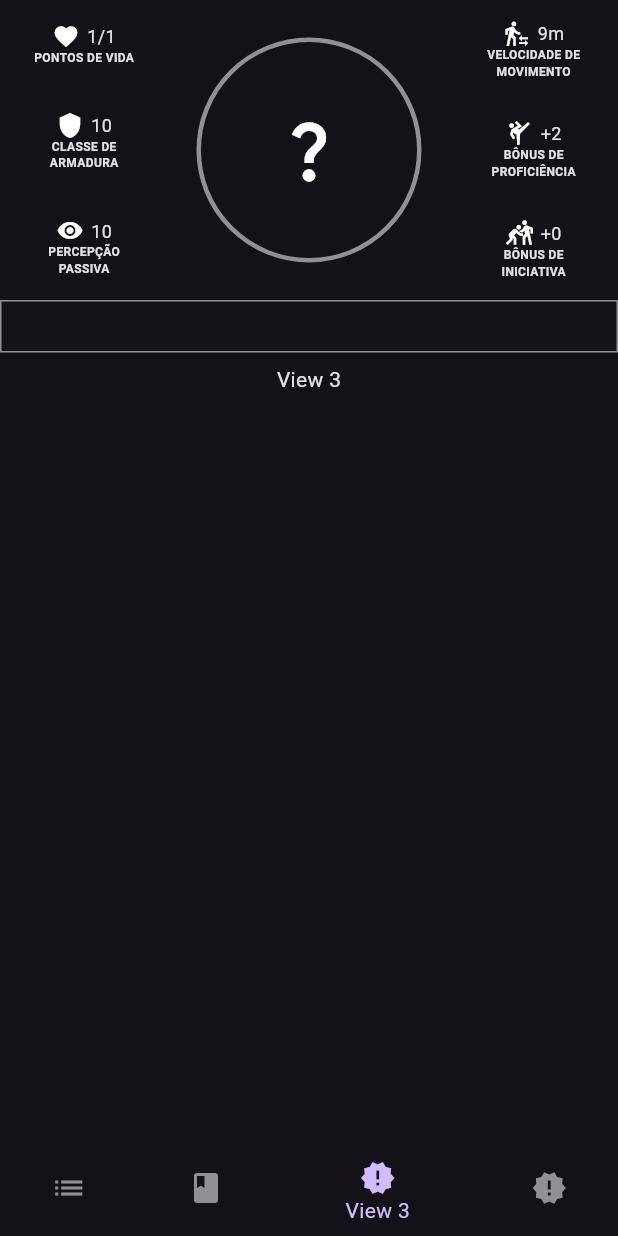
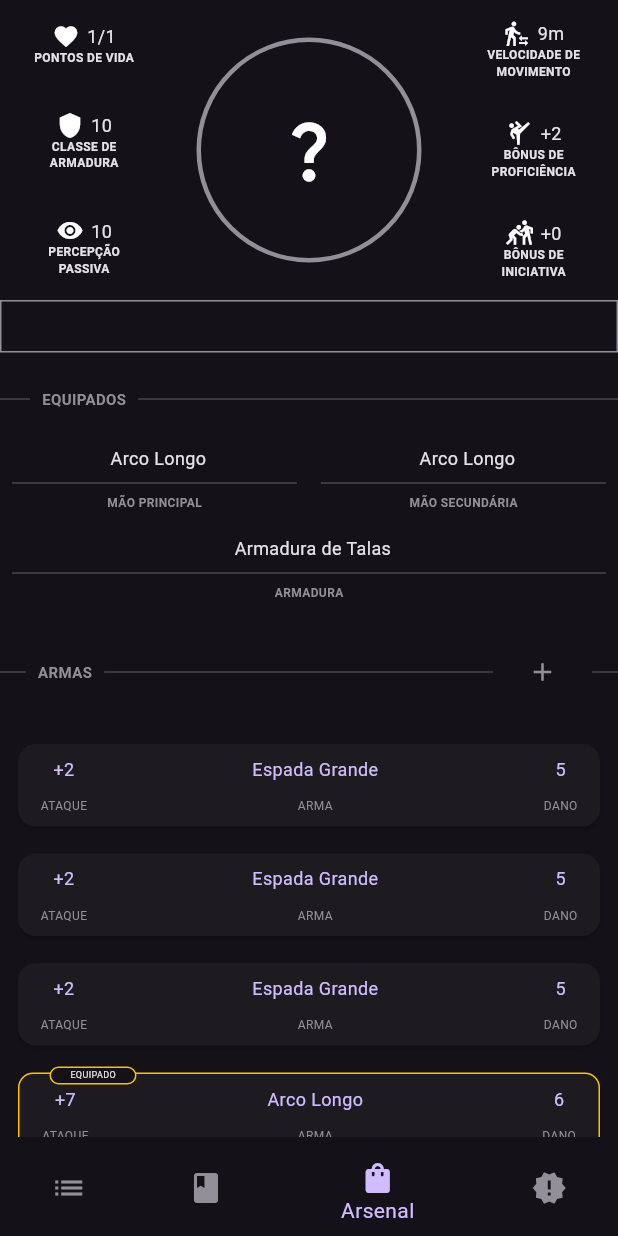
Before and after one commit to SirGanB/keepershield_rpg, a Flutter app: the CharacterPage screen opened directly with empty values, item 3 of the bottom bar chosen, on a phone screen of 412 x 824 dp. Run offline on Flutter 3.47's test engine with Material 3 defaults, Android fonts, the phone set to English and light mode, and no system bars; our stand-ins replace cloud_firestore, firebase_auth, firebase_core; accounts and stored records are empty.

Commit message:
version: a17

```diff
--- a/lib/app/components/character_sheet/saving_throw_wdgt.dart
+++ b/lib/app/components/character_sheet/label_saving_throw_wdgt.dart
@@ -2,13 +2,13 @@ import 'package:flutter/material.dart';
 import 'package:keepershield_rpg/models/definitions.dart';
 
 class LabelSavingThrowWdgt extends StatelessWidget {
+  final ProficiencyType proficiency;
   final String title;
-  final ProficiencyType proficiency;
   final int value;
 
   LabelSavingThrowWdgt({
+    required this.proficiency,
     required this.title,
-    required this.proficiency,
     required this.value,
   });
 
--- /dev/null
+++ b/lib/app/components/character_sheet/label_weapon_wdgt.dart
@@ -0,0 +1,131 @@
+import 'package:flutter/material.dart';
+import 'package:keepershield_rpg/models/definitions.dart';
+
+class LabelWeaponWdgt extends StatelessWidget {
+  final String weapon;
+  final int attack;
+  final int damage;
+  final ProficiencyType proficiency;
+  final bool isEquiped;
+
+  const LabelWeaponWdgt({
+    required this.weapon,
+    required this.attack,
+    required this.damage,
+    required this.proficiency,
+    this.isEquiped = false,
+  });
+
+  @override
+  Widget build(BuildContext context) {
+    return Padding(
+      padding: const EdgeInsets.symmetric(vertical: 5, horizontal: 8),
+      child: Stack(
+        children: [
+          Card(
+            child: Container(
+              decoration: isEquiped ? buildBoxDecoration() : null,
+              child: Column(
+                children: [
+                  Row(
+                    mainAxisAlignment: MainAxisAlignment.spaceBetween,
+                    children: [
+                      _buildValueLabel(
+                        context,
+                        text: 'Ataque',
+                        value: attack > 0 ? '+$attack' : '$attack',
+                      ),
+                      Expanded(
+                        child: Container(
+                          child: _buildValueLabel(
+                            context,
+                            text: 'Arma',
+                            value: '$weapon',
+                          ),
+                        ),
+                      ),
+                      _buildValueLabel(context, text: 'Dano', value: '$damage'),
+                    ],
+                  ),
+                ],
+              ),
+            ),
+          ),
+          isEquiped ? _buildHelperText(context) : SizedBox(),
+        ],
+      ),
+    );
+  }
+
+  BoxDecoration buildBoxDecoration() {
+    return BoxDecoration(
+      border: Border.all(
+        color: Colors.amber,
+      ),
+      borderRadius: BorderRadius.circular(10),
+    );
+  }
+
+  Widget _buildHelperText(BuildContext context) {
+    return Align(
+      alignment: Alignment.topLeft,
+      child: Padding(
+        padding: const EdgeInsets.only(left: 25),
+        child: Container(
+          height: 12,
+          decoration: BoxDecoration(
+            border: Border.all(color: Colors.amber),
+            borderRadius: BorderRadius.circular(10),
+            color: Theme.of(context).colorScheme.background,
+          ),
+          padding: EdgeInsets.symmetric(horizontal: 8),
+          child: Container(
+            constraints: BoxConstraints(maxWidth: 40),
+            child: Center(
+              child: Text(
+                'Equipado'.toUpperCase(),
+                style: TextStyle(
+                  fontSize: 6,
+                ),
+              ),
+            ),
+          ),
+        ),
+      ),
+    );
+  }
+
+  Widget _buildValueLabel(
+    BuildContext context, {
+    required String text,
+    required String value,
+  }) {
+    return Container(
+      height: 55,
+      padding: EdgeInsets.symmetric(vertical: 8, horizontal: 15),
+      child: Column(
+        mainAxisAlignment: MainAxisAlignment.spaceBetween,
+        children: [
+          Text(
+            value,
+            textAlign: TextAlign.center,
+            style: TextStyle(
+              fontSize: 12,
+              color: proficiency == ProficiencyType.Proficient
+                  ? Theme.of(context).colorScheme.primary
+                  : Theme.of(context).colorScheme.secondary,
+            ),
+          ),
+          Text(
+            text.toUpperCase(),
+            textAlign: TextAlign.center,
+            style: TextStyle(
+              color: Theme.of(context).colorScheme.outline,
+              fontSize: 8,
+            ),
+          ),
+        ],
+      ),
+    );
+  }
+}
--- a/lib/app/components/default/custom_divider_wdgt.dart
+++ b/lib/app/components/default/custom_divider_wdgt.dart
@@ -2,32 +2,60 @@ import 'package:flutter/material.dart';
 
 class CustomDividerWdgt extends StatelessWidget {
   final String? title;
-  const CustomDividerWdgt({super.key, this.title});
+  final VoidCallback? onPressed;
+  const CustomDividerWdgt({super.key, this.title, this.onPressed});
 
   @override
   Widget build(BuildContext context) {
-    return Row(children: [
-      buildDivider(context: context, flex: 1),
-      if (title?.isNotEmpty ?? false) customTitle(),
-      buildDivider(context: context, flex: 3),
-    ]);
+    return Padding(
+      padding: const EdgeInsets.symmetric(vertical: 15),
+      child: Column(
+        children: [
+          Row(
+            mainAxisAlignment: MainAxisAlignment.spaceBetween,
+            children: [
+              Expanded(
+                child: Divider(),
+              ),
+              if (title != null) _buildTitle(context),
+              Expanded(
+                flex: 15,
+                child: Divider(),
+              ),
+              if (onPressed != null) _buildButton(context, onPressed),
+              Expanded(
+                child: Divider(),
+              ),
+            ],
+          ),
+        ],
+      ),
+    );
   }
 
-  Widget customTitle() => Padding(
-        padding: const EdgeInsets.symmetric(horizontal: 8),
-        child: Text(
-          title!.toUpperCase(),
-          style: const TextStyle(fontWeight: FontWeight.bold, fontSize: 18),
+  Container _buildButton(BuildContext context, VoidCallback? onPressed) {
+    return Container(
+      margin: EdgeInsets.symmetric(horizontal: 8),
+      constraints: BoxConstraints(maxWidth: 50),
+      child: TextButton(
+        onPressed: onPressed,
+        child: Icon(
+          Icons.add,
+          size: 20,
+          color: Theme.of(context).colorScheme.outline,
         ),
-      );
+      ),
+    );
+  }
 
-  Widget buildDivider({required flex, required context}) {
-    return Expanded(
-      flex: flex,
-      child: Padding(
-        padding: const EdgeInsets.symmetric(vertical: 25),
-        child: Container(
-          height: 2,
+  Padding _buildTitle(BuildContext context) {
+    return Padding(
+      padding: const EdgeInsets.symmetric(horizontal: 8),
+      child: Text(
+        title!.toUpperCase(),
+        style: TextStyle(
+          fontSize: 10,
+          fontWeight: FontWeight.bold,
           color: Theme.of(context).colorScheme.outline,
         ),
       ),
--- a/lib/app/components/default/custom_text_label_wdgt.dart
+++ b/lib/app/components/default/custom_text_label_wdgt.dart
@@ -27,7 +27,7 @@ class CustomTextLabelWdgt extends StatelessWidget {
 
   Widget _buildTextLabel(BuildContext context) {
     return Container(
-      margin: EdgeInsets.all(15),
+      margin: EdgeInsets.all(8),
       child: Column(
         mainAxisAlignment: MainAxisAlignment.center,
         children: [
--- a/lib/app/pages/character_page.dart
+++ b/lib/app/pages/character_page.dart
@@ -1,4 +1,5 @@
 import 'package:flutter/material.dart';
+import 'package:keepershield_rpg/app/components/_lib_components.dart';
 import 'package:provider/provider.dart';
 import 'package:keepershield_rpg/app/views/ability_scores_view.dart';
 import 'package:keepershield_rpg/app/views/character_history_view.dart';
@@ -35,7 +36,7 @@ class _CharacterPageState extends State<CharacterPage> {
                     children: [
                       if (_screenIndex == 0) _buildScoresView(),
                       if (_screenIndex == 1) _buildHistoryView(),
-                      if (_screenIndex == 2) Text('View 3'),
+                      if (_screenIndex == 2) _buildArmoryView(),
                       if (_screenIndex == 3) Text('View 4'),
                     ],
                   ),
@@ -63,8 +64,8 @@ class _CharacterPageState extends State<CharacterPage> {
               label: 'História',
             ),
             BottomNavigationBarItem(
-              icon: Icon(Icons.new_releases),
-              label: 'View 3',
+              icon: Icon(Icons.shopping_bag),
+              label: 'Arsenal',
             ),
             BottomNavigationBarItem(
               icon: Icon(Icons.new_releases),
@@ -93,4 +94,10 @@ class _CharacterPageState extends State<CharacterPage> {
       child: CharacterHistoryView(),
     );
   }
+
+  Widget _buildArmoryView() {
+    return SingleChildScrollView(
+      child: CharacterArmoryView(),
+    );
+  }
 }
--- /dev/null
+++ b/lib/app/views/character_armory_view.dart
@@ -0,0 +1,99 @@
+import 'package:flutter/material.dart';
+import 'package:keepershield_rpg/app/components/_lib_components.dart';
+import 'package:keepershield_rpg/app/components/character_sheet/label_weapon_wdgt.dart';
+import 'package:keepershield_rpg/models/definitions.dart';
+import 'package:keepershield_rpg/view_model/character_viewmodel.dart';
+import 'package:provider/provider.dart';
+
+class CharacterArmoryView extends StatelessWidget {
+  const CharacterArmoryView();
+
+  @override
+  Widget build(BuildContext context) {
+    return Consumer<CharacterViewModel>(builder: (context, character, w) {
+      return Column(
+        children: [
+          _buildUsingLabel(context),
+          CustomDividerWdgt(
+            title: 'Armas',
+            onPressed: () => print('ADD WEAPON'),
+          ),
+          LabelWeaponWdgt(
+            weapon: 'Espada Grande',
+            proficiency: ProficiencyType.Proficient,
+            attack: 2,
+            damage: 5,
+          ),
+          LabelWeaponWdgt(
+            weapon: 'Espada Grande',
+            proficiency: ProficiencyType.Proficient,
+            attack: 2,
+            damage: 5,
+          ),
+          LabelWeaponWdgt(
+            weapon: 'Espada Grande',
+            proficiency: ProficiencyType.Proficient,
+            attack: 2,
+            damage: 5,
+          ),
+          LabelWeaponWdgt(
+            weapon: 'Arco Longo',
+            proficiency: ProficiencyType.Proficient,
+            attack: 7,
+            damage: 6,
+            isEquiped: true,
+          ),
+          LabelWeaponWdgt(
+            weapon: 'Tridente',
+            proficiency: ProficiencyType.NonProficient,
+            attack: -1,
+            damage: 3,
+          ),
+          CustomDividerWdgt(
+            title: 'Armaduras',
+            onPressed: () => print('ADD ARMOR'),
+          ),
+          CustomDividerWdgt(
+            title: 'Itens',
+            onPressed: () => print('ADD ITEN'),
+          ),
+        ],
+      );
+    });
+  }
+
+  Widget _buildUsingLabel(
+    BuildContext context,
+  ) {
+    double size = MediaQuery.of(context).size.width;
+
+    return Column(
+      children: [
+        CustomDividerWdgt(title: 'Equipados'),
+        Row(
+          mainAxisAlignment: MainAxisAlignment.spaceAround,
+          children: [
+            Container(
+              constraints: BoxConstraints(maxWidth: size / 2),
+              child: CustomTextLabelWdgt(
+                title: 'Mão Principal',
+                text: 'Arco Longo',
+              ),
+            ),
+            Container(
+              constraints: BoxConstraints(maxWidth: size / 2),
+              child: CustomTextLabelWdgt(
+                title: 'Mão Secundária',
+                text: 'Arco Longo',
+              ),
+            ),
+          ],
+        ),
+        CustomTextLabelWdgt(
+          title: 'Armadura',
+          text: 'Armadura de Talas',
+        ),
+      ],
+    );
+  }
+}
--- a/lib/app/views/saving_throws_view.dart
+++ b/lib/app/views/saving_throws_view.dart
@@ -1,5 +1,5 @@
 import 'package:flutter/material.dart';
-import 'package:keepershield_rpg/app/components/character_sheet/saving_throw_wdgt.dart';
+import 'package:keepershield_rpg/app/components/character_sheet/label_saving_throw_wdgt.dart';
 import 'package:keepershield_rpg/app/components/default/custom_divider_wdgt.dart';
 import 'package:keepershield_rpg/models/ability_model.dart';
 import 'package:keepershield_rpg/models/definitions.dart';
--- a/lib/repository/characters_repository.dart
+++ b/lib/repository/characters_repository.dart
@@ -238,7 +238,7 @@ class CharactersRepository extends ChangeNotifier {
       },
     };
 
-    character.id.trim() != '' ? character.id = auth.defineId() : null;
+    if (character.id.trim() == '') character.id = auth.defineId();
 
     await db
         .collection('users/${auth.user!.uid}/characters')
```
Also changed, not shown: lib/app/components/_lib_components.dart (+5 -2 lines), lib/app/components/character_sheet/armory_wdgt.dart (deleted, +0 -47 lines), lib/app/components/character_sheet/label_skill_proficiency_wdgt.dart (+20 -11 lines), lib/app/views/skills_profiency_view.dart (+12 -21 lines).
